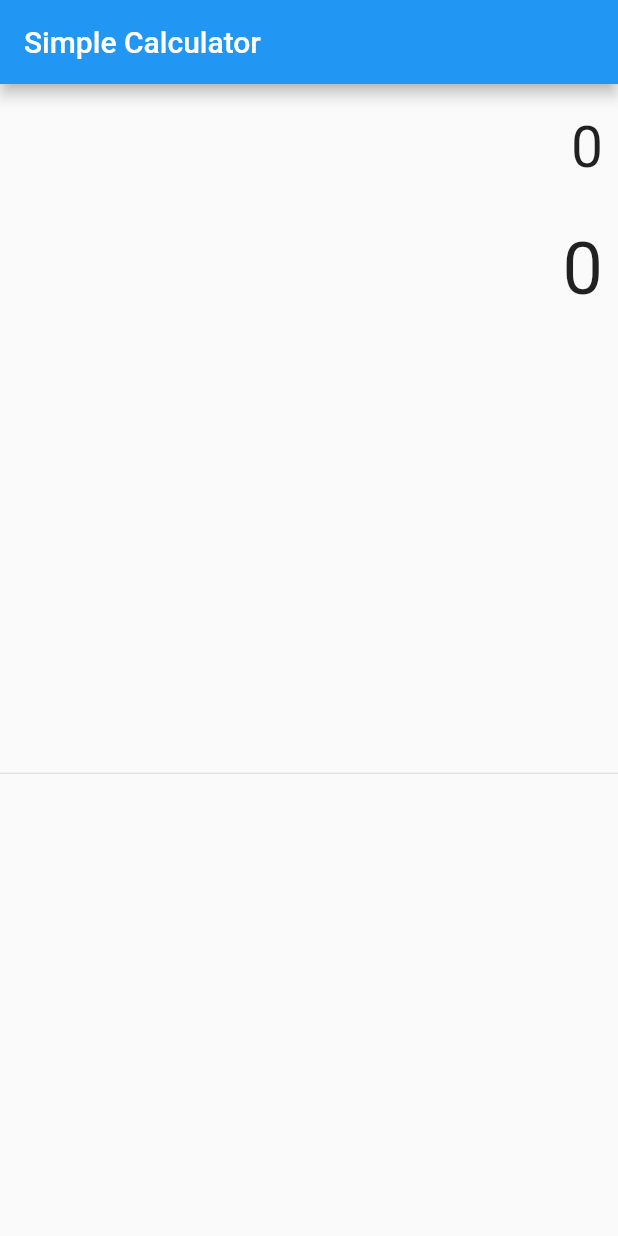
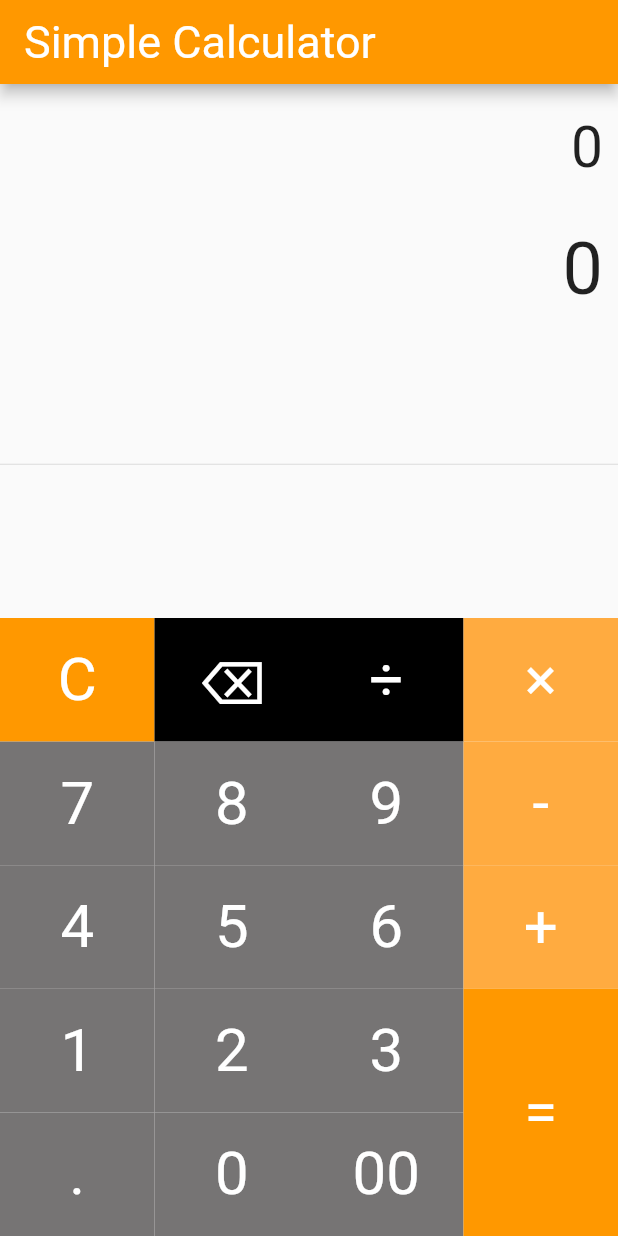
Before and after one commit to arifghiffari/Simple--Calculato-Flutter, a Flutter app: the screen it shows after launch, on a phone screen of 412 x 824 dp. Run offline on Flutter 3.47's test engine with Material 2 defaults, Android fonts, the phone set to English and light mode, and no system bars; our stand-ins replace math_expressions.

Commit message:
edit first commit

```diff
--- a/lib/main.dart
+++ b/lib/main.dart
@@ -1,4 +1,5 @@
 import 'package:flutter/material.dart';
+import 'package:math_expressions/math_expressions.dart';
 
 void main() {
   // ignore: prefer_const_constructors
@@ -13,45 +14,170 @@
     return MaterialApp(
       debugShowCheckedModeBanner: false,
       title: 'Calculator',
-      theme: ThemeData(primarySwatch: Colors.blue),
+      theme: ThemeData(primarySwatch: Colors.orange),
       home: SimpleCalculator(),
     );
   }
 }
 
 class SimpleCalculator extends StatefulWidget {
-  const SimpleCalculator({super.key});
-
   @override
-  State<SimpleCalculator> createState() => _SimpleCalculatorState();
+  _SimpleCalculatorState createState() => _SimpleCalculatorState();
 }
 
 class _SimpleCalculatorState extends State<SimpleCalculator> {
+  String equation = "0";
+  String result = "0";
+  String expression = "";
+  double equationFontSize = 38.0;
+  double resultFontSize = 48.0;
+
+  buttonPressed(String buttonText) {
+    setState(() {
+      if (buttonText == "C") {
+        equation = "0";
+        result = "0";
+        equationFontSize = 38.0;
+        resultFontSize = 48.0;
+      } else if (buttonText == "⌫") {
+        equationFontSize = 48.0;
+        resultFontSize = 38.0;
+        equation = equation.substring(0, equation.length - 1);
+        if (equation == "") {
+          equation = "0";
+        }
+      } else if (buttonText == "=") {
+        equationFontSize = 38.0;
+        resultFontSize = 48.0;
+
+        expression = equation;
+        expression = expression.replaceAll('×', '*');
+        expression = expression.replaceAll('÷', '/');
+
+        try {
+          Parser p = Parser();
+          Expression exp = p.parse(expression);
+
+          ContextModel cm = ContextModel();
+          result = '${exp.evaluate(EvaluationType.REAL, cm)}';
+        } catch (e) {
+          result = "Error";
+        }
+      } else {
+        equationFontSize = 48.0;
+        resultFontSize = 38.0;
+        if (equation == "0") {
+          equation = buttonText;
+        } else {
+          equation = equation + buttonText;
+        }
+      }
+    });
+  }
+
+  Widget buildButton(
+      String buttonText, double buttonHeight, Color buttonColor) {
+    return Container(
+      height: MediaQuery.of(context).size.height * 0.1 * buttonHeight,
+      color: buttonColor,
+      child: TextButton(
+          onPressed: () => buttonPressed(buttonText),
+          child: Text(
+            buttonText,
+            style: TextStyle(
+                fontSize: 40.0,
+                fontWeight: FontWeight.normal,
+                color: Colors.white),
+          )),
+    );
+  }
+
   @override
   Widget build(BuildContext context) {
     return Scaffold(
-      appBar: AppBar(title: Text('Simple Calculator')),
+      appBar: AppBar(
+          title: Text(
+        'Simple Calculator',
+        style: TextStyle(
+            fontSize: 30, fontWeight: FontWeight.normal, color: Colors.white),
+      )),
       body: Column(
         children: <Widget>[
           Container(
             alignment: Alignment.centerRight,
             padding: EdgeInsets.fromLTRB(10, 20, 10, 0),
             child: Text(
-              '0',
-              style: TextStyle(fontSize: 38.0),
+              equation,
+              style: TextStyle(fontSize: equationFontSize),
             ),
           ),
           Container(
             alignment: Alignment.centerRight,
             padding: EdgeInsets.fromLTRB(10, 30, 10, 0),
             child: Text(
-              '0',
-              style: TextStyle(fontSize: 48.0),
+              result,
+              style: TextStyle(fontSize: resultFontSize),
             ),
           ),
           Expanded(
             child: Divider(),
-          )
+          ),
+          Row(
+            mainAxisAlignment: MainAxisAlignment.center,
+            children: <Widget>[
+              Container(
+                width: MediaQuery.of(context).size.width * .75,
+                child: Table(
+                  children: [
+                    TableRow(children: [
+                      buildButton("C", 1, Colors.orange),
+                      buildButton("⌫", 1, Colors.black),
+                      buildButton("÷", 1, Colors.black),
+                    ]),
+                    TableRow(children: [
+                      buildButton("7", 1, Color.fromARGB(255, 118, 116, 116)),
+                      buildButton("8", 1, Color.fromARGB(255, 118, 116, 116)),
+                      buildButton("9", 1, Color.fromARGB(255, 118, 116, 116)),
+                    ]),
+                    TableRow(children: [
+                      buildButton("4", 1, Color.fromARGB(255, 118, 116, 116)),
+                      buildButton("5", 1, Color.fromARGB(255, 118, 116, 116)),
+                      buildButton("6", 1, Color.fromARGB(255, 118, 116, 116)),
+                    ]),
+                    TableRow(children: [
+                      buildButton("1", 1, Color.fromARGB(255, 118, 116, 116)),
+                      buildButton("2", 1, Color.fromARGB(255, 118, 116, 116)),
+                      buildButton("3", 1, Color.fromARGB(255, 118, 116, 116)),
+                    ]),
+                    TableRow(children: [
+                      buildButton(".", 1, Color.fromARGB(255, 118, 116, 116)),
+                      buildButton("0", 1, Color.fromARGB(255, 118, 116, 116)),
+                      buildButton("00", 1, Color.fromARGB(255, 118, 116, 116)),
+                    ]),
+                  ],
+                ),
+              ),
+              Container(
+                width: MediaQuery.of(context).size.width * 0.25,
+                child: Table(
+                  children: [
+                    TableRow(children: [
+                      buildButton("×", 1, Colors.orangeAccent),
+                    ]),
+                    TableRow(children: [
+                      buildButton("-", 1, Colors.orangeAccent),
+                    ]),
+                    TableRow(children: [
+                      buildButton("+", 1, Colors.orangeAccent),
+                    ]),
+                    TableRow(children: [
+                      buildButton("=", 2, Colors.orange),
+                    ]),
+                  ],
+                ),
+              )
+            ],
+          ),
         ],
       ),
     );
```
Also changed, not shown: pubspec.yaml (+3 -4 lines), pubspec.lock.
